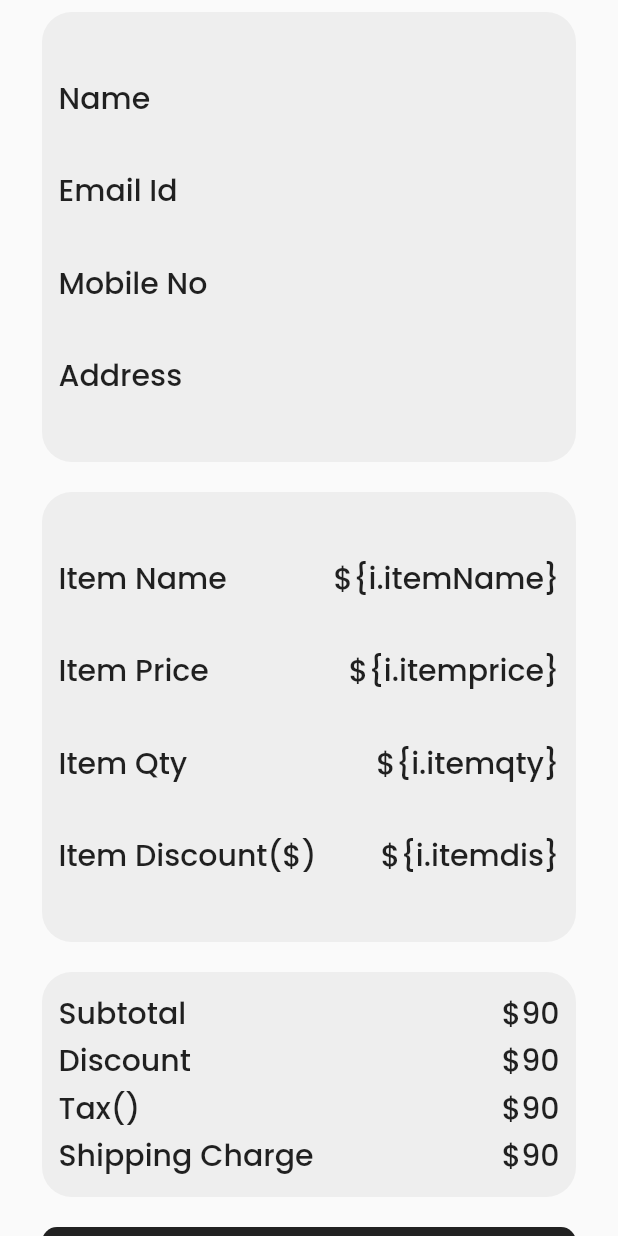
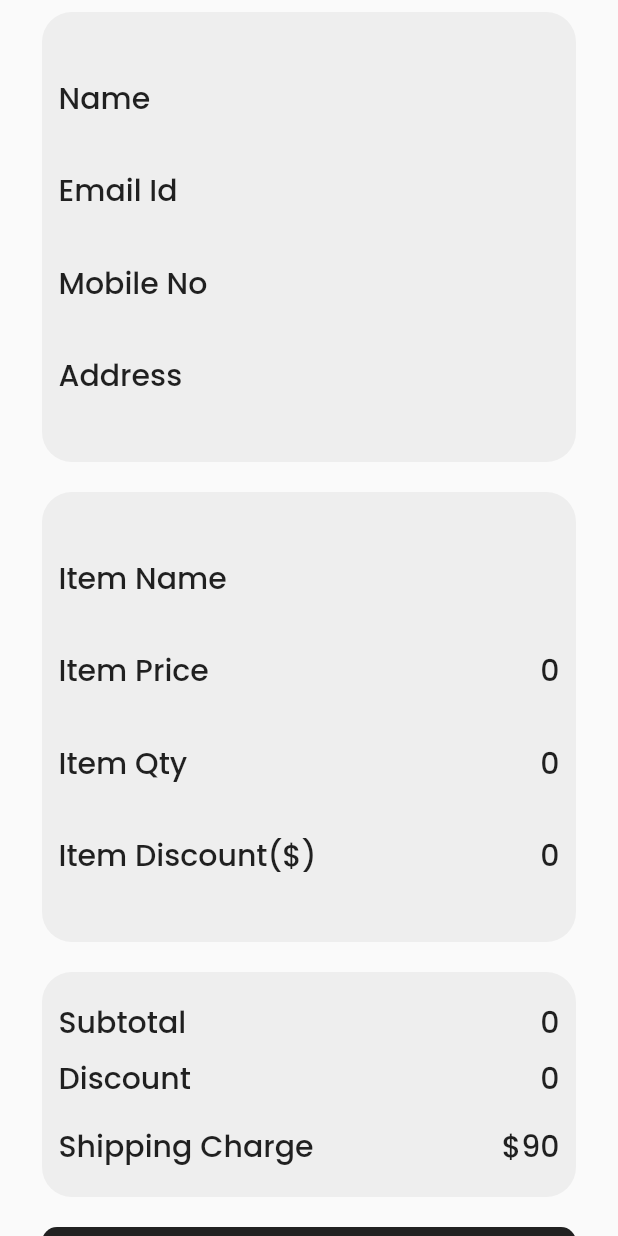
Before and after one commit to Parthsavaliya11/invoice_genrator, a Flutter app: the last screen opened directly with empty values, on a phone screen of 412 x 824 dp. Run offline on Flutter 3.47's test engine with Material 2 defaults, Android fonts, the phone set to English and light mode, and no system bars; our stand-ins replace clay_containers, easy_splash_screen, get, google_fonts.

Commit message:
complet//14/7/2022

```diff
--- a/lib/screen/home/view/lastscreen.dart
+++ b/lib/screen/home/view/lastscreen.dart
@@ -5,6 +5,7 @@ import 'package:flutter/material.dart';
 import 'package:google_fonts/google_fonts.dart';
 import 'package:invoice_genrator/screen/home/model/Modal_Classs.dart';
 import 'package:invoice_genrator/utils/constant/components/Sizebox.dart';
+import 'package:invoice_genrator/utils/constant/components/calculculate.dart';
 
 class last extends StatefulWidget {
   const last({Key? key}) : super(key: key);
@@ -129,7 +130,7 @@ class _lastState extends State<last> {
                                      fontWeight: FontWeight.w500, fontSize: 20),
                                ),
                                Text(
-                                 "\${i.itemName}",
+                                 "${c.cvalue["itemname"]}",
                                  style: GoogleFonts.poppins(
                                      fontWeight: FontWeight.w500, fontSize: 20),
                                ),
@@ -144,7 +145,7 @@ class _lastState extends State<last> {
                                      fontWeight: FontWeight.w500, fontSize: 20),
                                ),
                                Text(
-                                 "\${i.itemprice}",
+                                 "${c.cvalue["price"]}",
                                  style: GoogleFonts.poppins(
                                      fontWeight: FontWeight.w500, fontSize: 20),
                                ),
@@ -160,7 +161,7 @@ class _lastState extends State<last> {
                                ),
                                Text(
                                  ""
-                                     "\${i.itemqty}",
+                                     "${c.cvalue["qty"]}",
                                  style: GoogleFonts.poppins(
                                      fontWeight: FontWeight.w500, fontSize: 20),
                                ),
@@ -176,7 +177,7 @@ class _lastState extends State<last> {
                                ),
                                Text(
                                  ""
-                                     "\${i.itemdis}",
+                                     "${c.cvalue["discount"]}",
                                  style: GoogleFonts.poppins(
                                      fontWeight: FontWeight.w500, fontSize: 20),
                                ),
@@ -212,7 +213,7 @@ class _lastState extends State<last> {
                                ),
                                Text(
                                  ""
-                                     "\$90",
+                                     "${c.cvalue["price"]}",
                                  style: GoogleFonts.poppins(
                                      fontWeight: FontWeight.w500, fontSize: 20),
                                ),
@@ -228,7 +229,7 @@ class _lastState extends State<last> {
                                ),
                                Text(
                                  ""
-                                     "\$90",
+                                     "${c.cvalue["discount"]}",
                                  style: GoogleFonts.poppins(
                                      fontWeight: FontWeight.w500, fontSize: 20),
                                ),
@@ -237,17 +238,6 @@ class _lastState extends State<last> {
                            Row(
                              mainAxisAlignment: MainAxisAlignment.spaceBetween,
                              children: [
-                               Text(
-                                 "Tax()",
-                                 style: GoogleFonts.poppins(
-                                     fontWeight: FontWeight.w500, fontSize: 20),
-                               ),
-                               Text(
-                                 ""
-                                     "\$90",
-                                 style: GoogleFonts.poppins(
-                                     fontWeight: FontWeight.w500, fontSize: 20),
-                               ),
                              ],
                            ),
                            Row(
@@ -314,7 +304,7 @@ class _lastState extends State<last> {
                              ],
                            ),
                            Text(
-                             "\$98.88",
+                               "${c.cvalue["total"]}",
                              style: GoogleFonts.poppins(
                                  fontWeight: FontWeight.w500,
                                  color: Colors.white,
@@ -333,4 +323,5 @@ class _lastState extends State<last> {
        ),
     ),);
   }
+
 }
```
Also changed, not shown: lib/screen/home/view/clientdetail.dart (+6 -1 lines), lib/screen/home/view/itempage.dart (+17 -3 lines), lib/utils/constant/components/calculculate.dart (added, +20 -0 lines).
